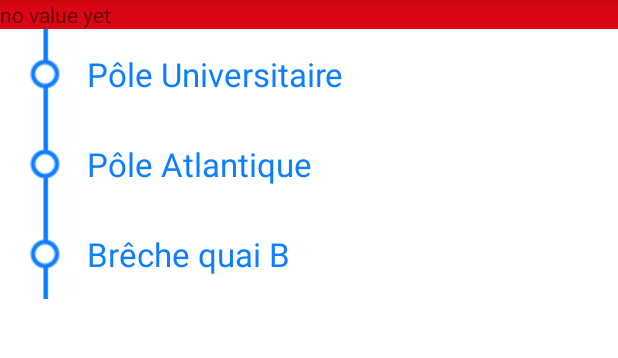
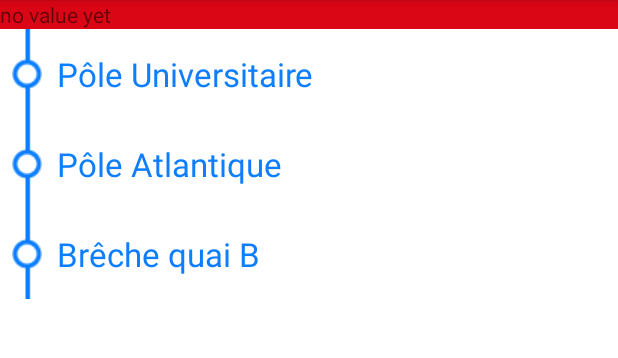
Before and after one commit to dcz-switcher/niortbus, an Android app: the screen it shows after launch (MainActivity), on a phone screen of 412 x 824 dp, the part 84-442 px from its top. Run offline under Robolectric (Android 15) with nearby library versions, the phone set to English and light mode, and no system bars.

Commit message:
optimise layout

```diff
--- a/app/src/main/res/layout/stop_list_item.xml
+++ b/app/src/main/res/layout/stop_list_item.xml
@@ -5,18 +5,12 @@
     android:layout_width="match_parent"
     android:layout_height="wrap_content">
 
-    <ImageView
-        android:layout_width="wrap_content"
-        android:layout_height="wrap_content"
-        android:contentDescription="@string/textview_default"
-        android:paddingEnd="10dp"
-        android:paddingStart="20dp"
-        android:src="@drawable/stop"/>
-
     <TextView
         android:id="@+id/stop_name"
         android:layout_width="match_parent"
         android:layout_height="match_parent"
+        android:drawablePadding="10dp"
+        android:drawableStart="@drawable/stop"
         android:gravity="center_vertical"
         android:paddingEnd="8dp"
         android:paddingStart="8dp"
```
